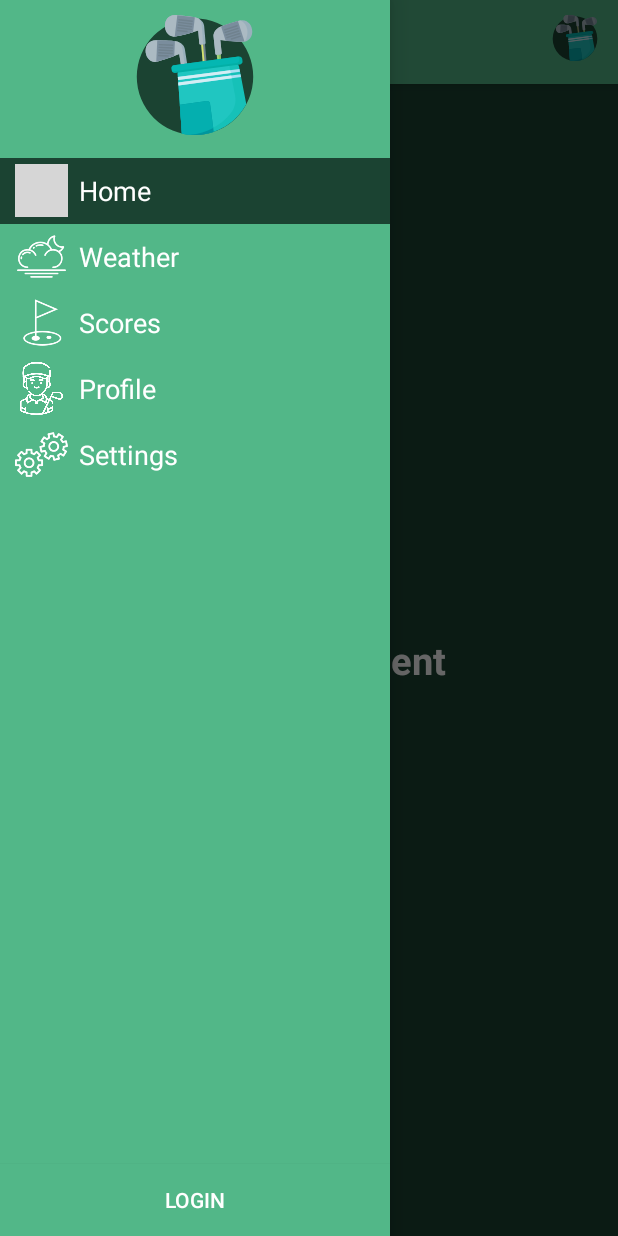
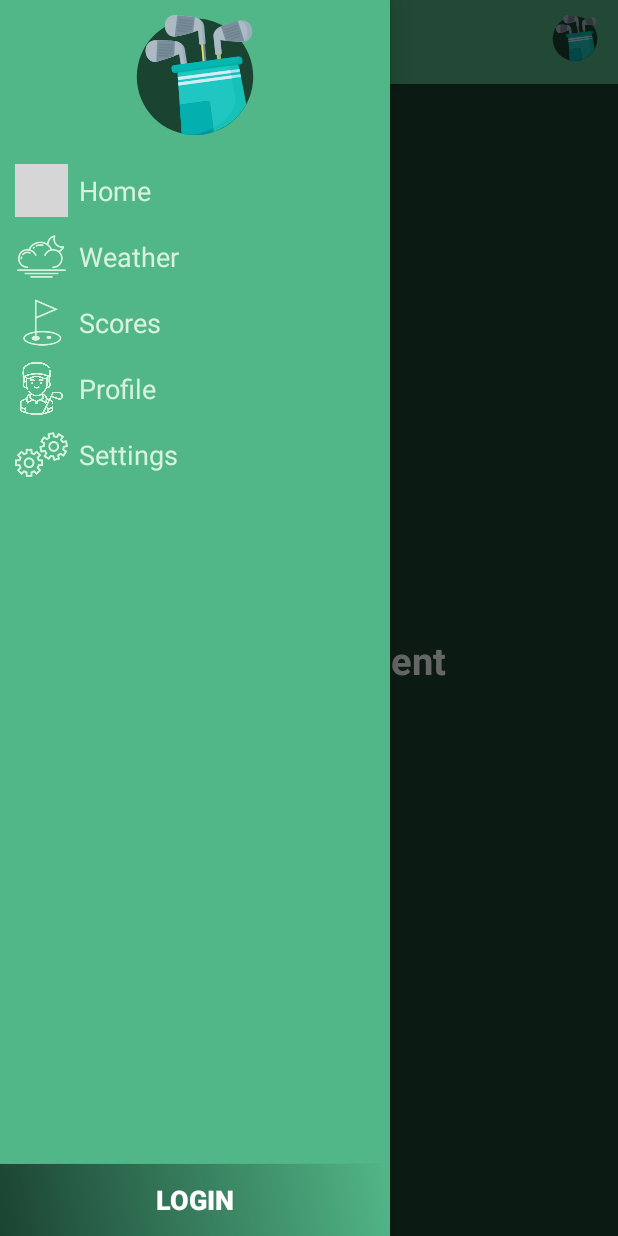
Before and after one commit to stevenJoyce/4thYearGroupProject, an Android app: the MainActivity screen opened directly, with no data from a screen before it, with the side drawer open, on a phone screen of 412 x 824 dp. Run offline under Robolectric (Android 15) with nearby library versions, the phone set to English and light mode, and no system bars; libraries missing offline, so code that uses them is left out: io.realm, io.realm.mongodb, org.bson; Roboto replaces fonts that are not available here; 2 statements that could not run were skipped; grey boxes are pictures that could not be loaded.

Commit message:
more tinkering of login page/toolbar look

```diff
--- a/app/src/main/java/com/example/sportsadvisor/NavigationRVAdapter.kt
+++ b/app/src/main/java/com/example/sportsadvisor/NavigationRVAdapter.kt
@@ -29,12 +29,12 @@ class NavigationRVAdapter(private var items: ArrayList<NavigationItemModel>, pri
     override fun onBindViewHolder(holder: NavigationItemViewHolder, position: Int) {
         // To highlight the selected item, show different background color
         if (position == currentPos) {
-            holder.itemView.setBackgroundColor(ContextCompat.getColor(context, R.color.colorPrimaryDark))
+            holder.itemView.setBackgroundColor(ContextCompat.getColor(context, android.R.color.transparent))
         } else {
             holder.itemView.setBackgroundColor(ContextCompat.getColor(context, android.R.color.transparent))
         }
-        holder.itemView.navigation_icon.setColorFilter(Color.WHITE, PorterDuff.Mode.SRC_ATOP)
-        holder.itemView.navigation_title.setTextColor(Color.WHITE)
+        holder.itemView.navigation_icon.setColorFilter(Color.parseColor("#D8F3DC"), PorterDuff.Mode.SRC_ATOP)
+        holder.itemView.navigation_title.setTextColor(Color.parseColor("#D8F3DC"))
         //val font = ResourcesCompat.getFont(context, R.font.mycustomfont)
         //holder.itemView.navigation_text.typeface = font
         //holder.itemView.navigation_text.setTextSize(TypedValue.COMPLEX_UNIT_SP, 20.toFloat())
--- /dev/null
+++ b/app/src/main/res/drawable/login_btn_box.xml
@@ -0,0 +1,4 @@
+<?xml version="1.0" encoding="utf-8"?>
+<shape xmlns:android="http://schemas.android.com/apk/res/android" android:shape="rectangle">
+    <gradient android:endColor="@color/colorPrimary" android:startColor="@color/colorAccent" android:angle="45" />
+</shape>
--- a/app/src/main/res/drawable/login_btn_bg.xml
+++ b/app/src/main/res/drawable/login_btn_round.xml
@@ -1,5 +1,5 @@
 <?xml version="1.0" encoding="utf-8"?>
 <shape xmlns:android="http://schemas.android.com/apk/res/android" android:shape="rectangle">
-    <gradient android:endColor="@color/colorLight" android:startColor="@color/colorAccent" android:angle="45" />
+    <gradient android:endColor="@color/colorPrimary" android:startColor="@color/colorAccent" android:angle="45" />
     <corners android:radius="16dp" />
 </shape>
--- /dev/null
+++ b/app/src/main/res/drawable/login_page_bg.xml
@@ -0,0 +1,4 @@
+<?xml version="1.0" encoding="utf-8"?>
+<shape xmlns:android="http://schemas.android.com/apk/res/android" android:shape="rectangle">
+    <gradient android:endColor="@color/colorPrimary" android:startColor="@color/colorLightest" android:angle="45" />
+</shape>
--- a/app/src/main/res/layout/activity_main.xml
+++ b/app/src/main/res/layout/activity_main.xml
@@ -81,7 +81,7 @@
             android:layout_width="@dimen/navigation_drawer_width"
             android:layout_height="match_parent"
             android:layout_gravity="start"
-            android:background="@color/colorPrimary"
+            android:background="@drawable/login_page_bg"
             android:orientation="vertical">
 
         <ImageView
@@ -115,10 +115,12 @@
                 android:id="@+id/loginNavbutton"
                 android:layout_width="match_parent"
                 android:layout_height="wrap_content"
-                android:text="Login"
+                android:text="@string/login"
                 android:textColor="#ffff"
-                android:background="@color/colorPrimary"
                 android:onClick="login"
+                android:background="@drawable/login_btn_box"
+                android:textSize="18sp"
+                android:textStyle="bold"
         />
 
     </LinearLayout>
--- a/app/src/main/res/values/strings.xml
+++ b/app/src/main/res/values/strings.xml
@@ -3,9 +3,9 @@
     <string name="welcome_to_sports_advisor">Welcome to Sports Advisor!</string>
     <string name="password">password</string>
     <string name="email">email</string>
-    <string name="login">login</string>
+    <string name="login">LOGIN</string>
     <string name="register">register</string>
-    <string name="continue_as_guest">continue_as_guest</string>
+    <string name="guest">guest</string>
     <string name="text">hello</string>
 
     <string name="navigation_drawer_open">Open navigation drawer</string>
```
Also changed, not shown: app/src/main/res/layout/login_main.xml (+4 -3 lines).
